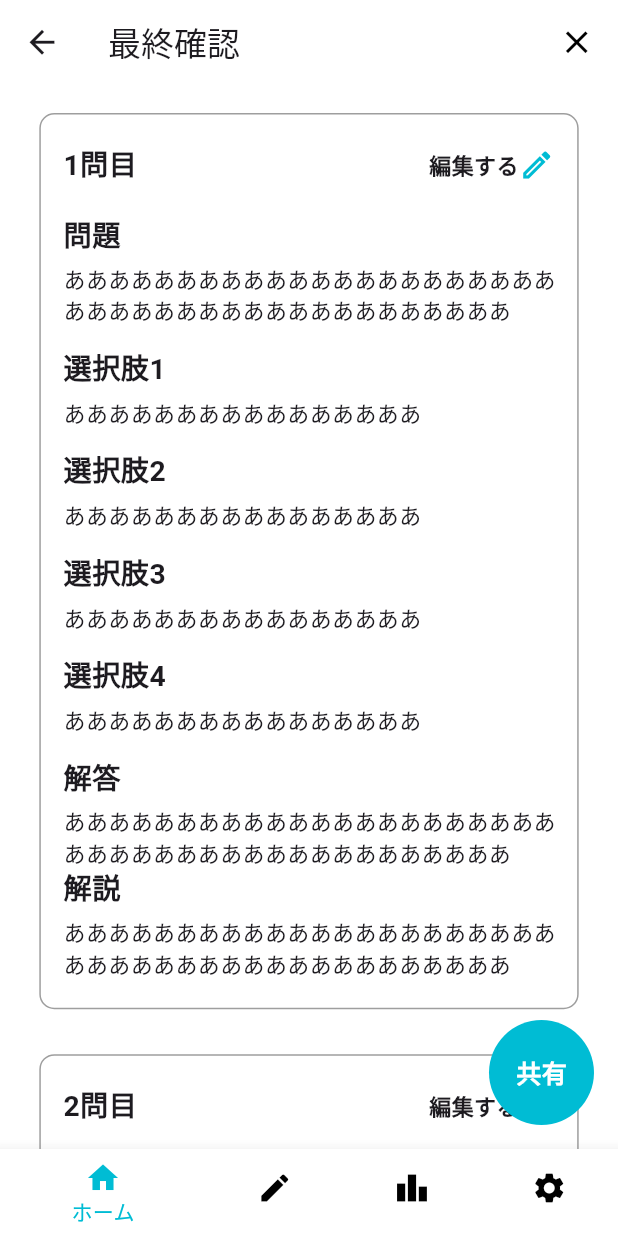
After one commit to yutokobayashii/share_question, a Flutter app: the screen it shows after launch, after a tap on "問題を作成する", after a tap on "次へ", after a tap on "最終確認へ", on a phone screen of 412 x 824 dp. The commit adds this screen. Run offline on Flutter 3.47's test engine with Material 3 defaults, Android fonts, the phone set to English and light mode, and no system bars; our stand-ins replace flutter_hooks, flutter_screenutil.

Commit message:
共有画面作成

```diff
--- a/lib/constant/color_constant.dart
+++ b/lib/constant/color_constant.dart
@@ -1,5 +1,16 @@
 
 
 import 'package:flutter/material.dart';
+import 'package:flutter_screenutil/flutter_screenutil.dart';
 
 const Color baseColor = Colors.cyan;
+
+ final boldTextStyle = TextStyle(
+    fontSize: 18.sp,
+    fontWeight: FontWeight.w600
+);
+
+ final normalTextStyle = TextStyle(
+   fontSize: 14.sp,
+  fontWeight: FontWeight.w400
+ );
--- a/lib/pages/base_page.dart
+++ b/lib/pages/base_page.dart
@@ -36,6 +36,7 @@ class BasePage extends HookWidget {
               .toList(),
         ),
         bottomNavigationBar: BottomNavigationBar(
+          type: BottomNavigationBarType.shifting,
           currentIndex: TabItem.values.indexOf(currentTab.value),
           unselectedItemColor: Colors.black,
           selectedItemColor: Colors.cyan,
@@ -44,7 +45,7 @@ class BasePage extends HookWidget {
                 (tabItem) => BottomNavigationBarItem(
               icon: Icon(tabItem.icon),
               label: tabItem.title,
-            //  backgroundColor: Colors.pink,
+              backgroundColor: Colors.white,
 
             ),
           )
--- /dev/null
+++ b/lib/pages/make_question_pages/confirm_question_page.dart
@@ -0,0 +1,212 @@
+
+import 'package:flutter/material.dart';
+import 'package:flutter_screenutil/flutter_screenutil.dart';
+import 'package:share_question/pages/make_question_pages/share_question_page.dart';
+
+import '../../constant/color_constant.dart';
+import '../../widgets/dialog_widget.dart';
+
+class ConfirmQuestionPage extends StatelessWidget {
+  const ConfirmQuestionPage({super.key});
+
+  @override
+  Widget build(BuildContext context) {
+    return  MaterialApp(
+      home: Scaffold(
+        appBar: AppBar(
+          backgroundColor: Colors.white,
+          leading: GestureDetector(
+              onTap: () {
+                Navigator.pop(context);
+              },
+              child: const Icon(
+                Icons.arrow_back,
+                size: 25,
+              )
+          ),
+          title: const Text('最終確認'),
+          actions: [
+            Padding(
+              padding: const EdgeInsets.only(right: 15),
+              child: GestureDetector(
+                onTap: () {
+                  showDialog(
+                    context: context,
+                    builder: (BuildContext context1) => AlertDialogWidget(
+                      title: '作問を中止しますか？',
+                      content: '中止すると入力した項目は保存されません',
+                      leftText: '中止する',
+                      rightText: '続ける',
+                      rightAction: () {
+                        Navigator.pop(context1);
+                      },
+                      leftAction: () {
+                        Navigator.pop(context1);
+                        Navigator.popUntil(context, (route) => route.isFirst);
+                      },
+
+                    ),
+                  );
+                },
+                child: const Icon(Icons.close,
+                  size: 25,
+                  color: Colors.black,
+                ),
+              ),
+            )
+          ],
+
+        ),
+        body: SingleChildScrollView(
+          child: Container(
+            color: Colors.white,
+            child: Column(
+              children: [
+                SizedBox(height: 20.h,),
+
+                for(int i = 0; i<2; i++) ...{
+
+                  Align(
+                    alignment: Alignment.center,
+                    child: Container(
+                      width: MediaQuery.of(context).size.width - 50.w,
+                      decoration: BoxDecoration(
+                        borderRadius: BorderRadius.circular(10),
+                        color: Colors.white,
+                        border: Border.all(
+                          color: Colors.grey,
+                          width: 1,
+                        ),
+                      ),
+                      child: Wrap(
+                        children: [
+
+                          Padding(
+                            padding: const EdgeInsets.only(left: 15),
+                            child: Column(
+                              crossAxisAlignment: CrossAxisAlignment.start,
+                              children: [
+                                SizedBox(height: 20.h,),
+                                Row(
+                                  mainAxisAlignment: MainAxisAlignment.spaceBetween,
+                                  children: [
+                                    Text('${i+1}問目',
+                                        style: boldTextStyle
+                                    ),
+                                    Padding(
+                                      padding: const EdgeInsets.only(right: 15),
+                                      child: Row(
+                                        children: [
+                                          Text('編集する',
+                                            style: TextStyle(
+                                                fontSize: 14.sp,
+                                                fontWeight: FontWeight.w600
+                                            ),
+                                          ),
+
+                                          const Icon(Icons.edit_outlined, color: baseColor,)
+                                        ],
+                                      ),
+                                    )
+
+                                  ],
+                                ),
+                                SizedBox(height: 20.h,),
+
+                                Text('問題',
+                                    style: boldTextStyle
+                                ),
+
+                                SizedBox(height: 5.h,),
+
+                                Text('ああああああああああああああああああああああああああああああああああああああああああ',
+                                  style: normalTextStyle,
+                                ),
+
+                                SizedBox(height: 15.h,),
+
+                                for(int i = 0; i<4; i++) ...{
+
+                                  Text('選択肢${i+1}',
+                                      style: boldTextStyle
+                                  ),
+
+                                  SizedBox(height: 5.h,),
+
+                                  Text('ああああああああああああああああ',
+                                    style: normalTextStyle,
+                                  ),
+
+                                  SizedBox(height: 15.h,),
+
+                                },
+
+                                Text('解答',
+                                    style: boldTextStyle
+                                ),
+
+                                SizedBox(height: 5.h,),
+
+                                Text('ああああああああああああああああああああああああああああああああああああああああああ',
+                                  style: normalTextStyle,
+                                ),
+
+                                Text('解説',
+                                    style: boldTextStyle
+                                ),
+
+                                SizedBox(height: 5.h,),
+
+                                Text('ああああああああああああああああああああああああああああああああああああああああああ',
+                                  style: normalTextStyle,
+                                ),
+
+
+                                SizedBox(height: 20.h,)
+                              ],
+                            ),
+                          ),
+                        ],
+                      ),
+
+                    ),
+                  ),
+                  const SizedBox(height: 30,),
+                },
+
+
+                SizedBox(height: 100.h,),
+              ],
+
+            ),
+          ),
+        ),
+        floatingActionButton: GestureDetector(
+          onTap: () {
+            Navigator.push(
+              context,
+              MaterialPageRoute(builder: (context) => const ShareQuestionPage()),
+            );
+
+          },
+          child: Container(
+            height: 70.0,
+            width: 70.0,
+            decoration: const BoxDecoration(
+              shape: BoxShape.circle,
+              color: baseColor,
+            ),
+            child: Center(child:
+            Text(
+              '共有',
+              style: TextStyle(
+                  color: Colors.white,
+                  fontSize: 16.sp,
+                  fontWeight: FontWeight.w700
+              ),)),
+          ),
+        ),
+      ),
+    );
+  }
+}
--- a/lib/pages/make_question_pages/make_question_page.dart
+++ b/lib/pages/make_question_pages/make_question_page.dart
@@ -6,6 +6,7 @@ import 'package:share_question/constant/color_constant.dart';
 
 import '../../widgets/base_textfield_widget.dart';
 import '../../widgets/dialog_widget.dart';
+import 'confirm_question_page.dart';
 import 'option_make_question_page.dart';
 
 class OptionMakeQuestionPage extends HookWidget {
@@ -204,45 +205,25 @@ class OptionMakeQuestionPage extends HookWidget {
                         Row(
                           mainAxisAlignment: MainAxisAlignment.center,
                           children: [
-                            Container(
+                            BasicButtonWidget(
+                              title: '最終確認へ',
                               width: MediaQuery.of(context).size.width  /2 -35.w,
-                              height: 45.h,
-                              decoration: BoxDecoration(
-                                color: baseColor,
-                                borderRadius: BorderRadius.circular(5),
-                                border: Border.all(
-                                  color: baseColor, // 外枠の色を黒に
-                                  width: 1, // 外枠の太さ
-                                ),
-                              ),
-                              child: Center(child: Text(
-                                '最終確認へ',
-                                style: TextStyle(
-                                    color: Colors.white,
-                                    fontWeight: FontWeight.w700,
-                                    fontSize: 18.sp
-                                ),)),
+                              action: () {
+                                Navigator.push(
+                                  context,
+                                  MaterialPageRoute(builder: (context) => const ConfirmQuestionPage()),
+                                );
+
+                              },
                             ),
                             SizedBox(width: 20.w,),
-                            Container(
-                              width: MediaQuery.of(context).size.width /2 -35.w,
-                              height: 45.h,
-                              decoration: BoxDecoration(
-                                color: baseColor,
-                                borderRadius: BorderRadius.circular(5),
-                                border: Border.all(
-                                  color: baseColor, // 外枠の色を黒に
-                                  width: 1, // 外枠の太さ
-                                ),
-                              ),
-                              child: Center(child: Text(
-                                'N問目へ',
-                                style: TextStyle(
-                                    color: Colors.white,
-                                    fontWeight: FontWeight.w700,
-                                    fontSize: 18.sp
-                                ),
-                              )),
+
+                            BasicButtonWidget(
+                              title: 'N問目へ',
+                              width: MediaQuery.of(context).size.width  /2 -35.w,
+                              action: () {
+
+                              },
                             ),
                           ],
                         ),
@@ -261,3 +242,41 @@ class OptionMakeQuestionPage extends HookWidget {
     });
   }
 }
+
+class BasicButtonWidget extends StatelessWidget {
+  const BasicButtonWidget({
+    super.key,
+    required this.title,
+    required this.width,
+    required this.action,
+  });
+  final String title;
+  final double width;
+  final VoidCallback action;
+
+  @override
+  Widget build(BuildContext context) {
+    return GestureDetector(
+      onTap: action,
+      child: Container(
+        width: width,
+        height: 45.h,
+        decoration: BoxDecoration(
+          color: baseColor,
+          borderRadius: BorderRadius.circular(5),
+          border: Border.all(
+            color: baseColor, // 外枠の色を黒に
+            width: 1, // 外枠の太さ
+          ),
+        ),
+        child: Center(child: Text(
+          title,
+          style: TextStyle(
+              color: Colors.white,
+              fontWeight: FontWeight.w700,
+              fontSize: 18.sp
+          ),)),
+      ),
+    );
+  }
+}
```
Also changed, not shown: lib/pages/make_question_pages/share_question_page.dart (added, +63 -0 lines).
